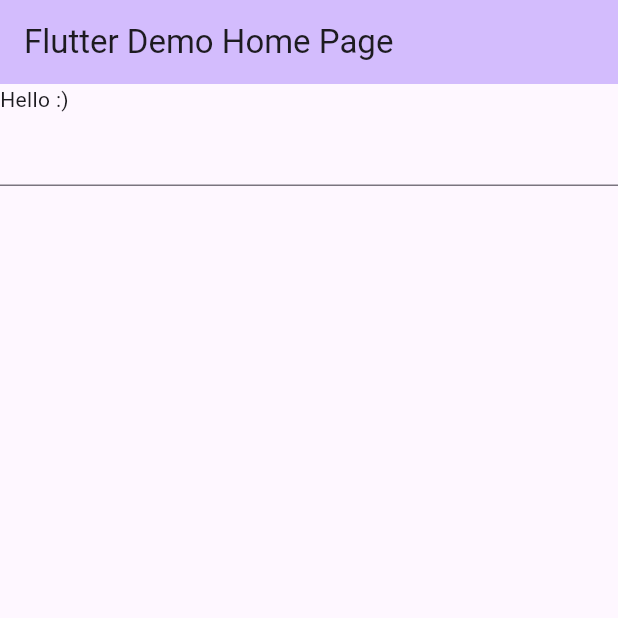
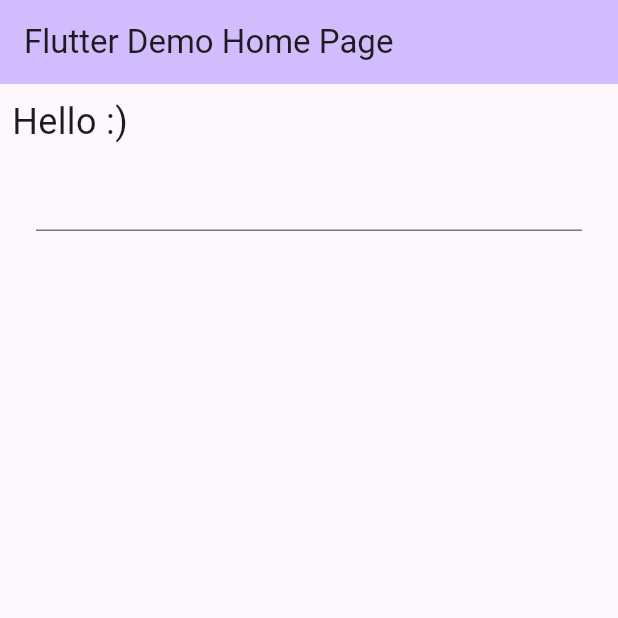
Before and after one commit to AndreeaMagda/flutter-and-dart-course-frontend-masters, a Flutter app: the screen it shows after launch, on a phone screen of 412 x 824 dp, the top half of it. Run offline on Flutter 3.47's test engine with Material 3 defaults, Android fonts, the phone set to English and light mode, and no system bars.

Commit message:
Widget styles

```diff
--- a/coffee_masters/lib/main.dart
+++ b/coffee_masters/lib/main.dart
@@ -23,16 +23,23 @@ class _GreetState extends State<Greet> {
 
   @override
   Widget build(BuildContext context) {
+    var greetStyle=const TextStyle(fontSize: 24);
     return Column(
       children: [
-        Row(
-          children: [
-            Text("Hello $name"),
-            const Text(":)")
-          ],
+        Padding(
+          padding: const EdgeInsets.all(8.0),
+          child: Row(
+            children: [
+              Text("Hello $name", style: greetStyle,),
+               Text(":)", style: greetStyle,)
+            ],
+          ),
         ),
-        TextField(
-          onChanged: (value) => setState(() => name = value),
+        Padding(
+          padding: const EdgeInsets.only(right:24.0, left:24.0),
+          child: TextField(
+            onChanged: (value) => setState(() => name = value),
+          ),
         ),
       ],
     );
```
